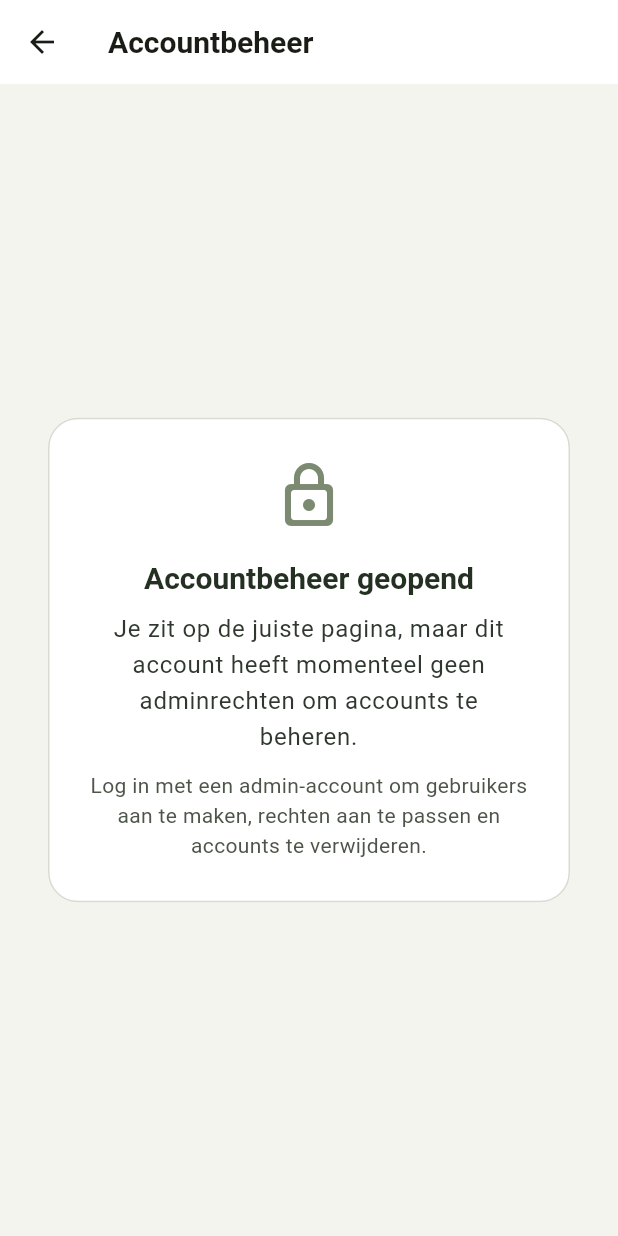
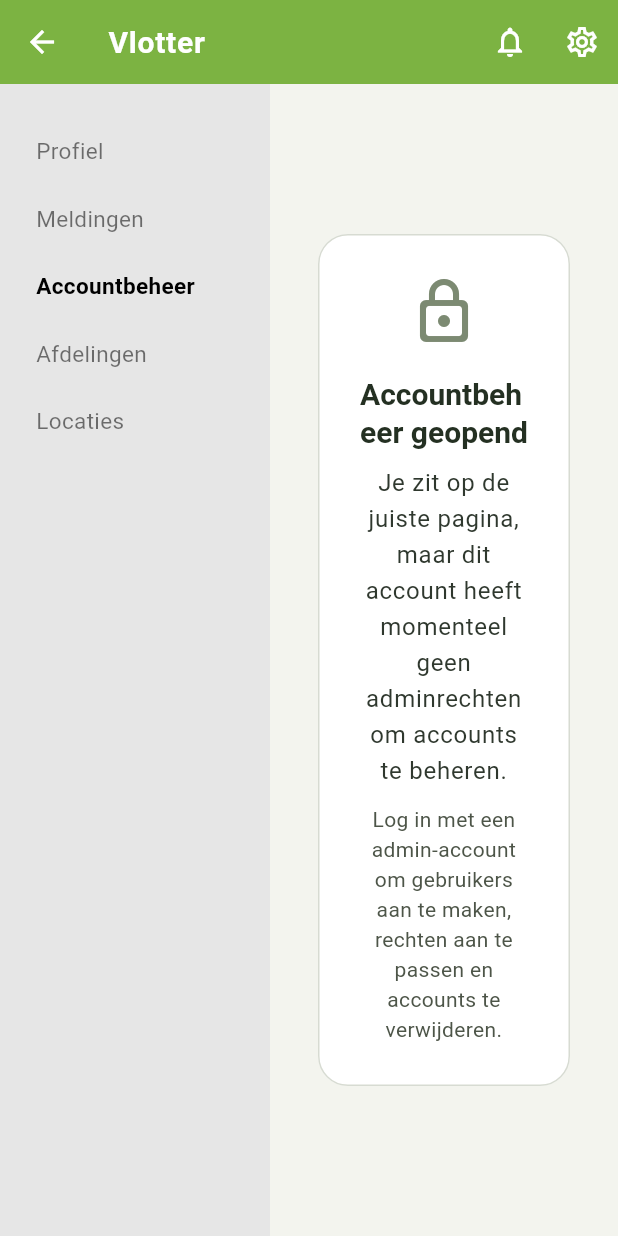
Before and after one commit to CidKagenoue/QA-Dashboard, a Flutter app: the AccountManagementPage screen opened by its route, on a phone screen of 412 x 824 dp. Run offline on Flutter 3.47's test engine with Material 3 defaults, Android fonts, the phone set to English and light mode, and no system bars; our stand-ins replace shared_preferences; accounts and stored records are empty.

Commit message:
Add settings sidebar to account management

```diff
--- a/lib/screens/account_management_page.dart
+++ b/lib/screens/account_management_page.dart
@@ -1,15 +1,133 @@
 import 'package:flutter/material.dart';
 
 import 'account_management_screen.dart';
+import 'departments_screen.dart';
+import 'locations_screen.dart';
+import 'profile_screen.dart';
 
 class AccountManagementPage extends StatelessWidget {
   const AccountManagementPage({super.key});
 
+  static const _green = Color(0xFF7CB342);
+
+  Route _buildSmoothRoute(Widget page) {
+    return PageRouteBuilder(
+      transitionDuration: const Duration(milliseconds: 280),
+      reverseTransitionDuration: const Duration(milliseconds: 220),
+      pageBuilder: (_, animation, secondaryAnimation) => page,
+      transitionsBuilder: (_, animation, secondaryAnimation, child) {
+        final curved = CurvedAnimation(
+          parent: animation,
+          curve: Curves.easeOutCubic,
+          reverseCurve: Curves.easeInCubic,
+        );
+        return FadeTransition(
+          opacity: curved,
+          child: SlideTransition(
+            position: Tween<Offset>(
+              begin: const Offset(-0.04, 0),
+              end: Offset.zero,
+            ).animate(curved),
+            child: child,
+          ),
+        );
+      },
+    );
+  }
+
   @override
   Widget build(BuildContext context) {
     return Scaffold(
-      appBar: AppBar(title: const Text('Accountbeheer')),
-      body: const AccountManagementScreen(),
+      appBar: AppBar(
+        backgroundColor: _green,
+        foregroundColor: Colors.white,
+        title: const Text(
+          'Vlotter',
+          style: TextStyle(
+            color: Colors.white,
+            fontWeight: FontWeight.bold,
+            letterSpacing: 0.5,
+          ),
+        ),
+        actions: [
+          IconButton(
+            icon: const Icon(Icons.notifications_outlined),
+            onPressed: () {},
+          ),
+          IconButton(
+            icon: const Icon(Icons.settings_outlined),
+            onPressed: () {},
+          ),
+        ],
+      ),
+      body: SafeArea(
+        child: Row(
+          children: [
+            Container(
+              width: 180,
+              color: const Color(0xFFE6E6E6),
+              padding: const EdgeInsets.symmetric(horizontal: 24, vertical: 32),
+              child: Column(
+                crossAxisAlignment: CrossAxisAlignment.start,
+                children: [
+                  _SidebarItem(
+                    'Profiel',
+                    onTap: () => Navigator.of(
+                      context,
+                    ).pushReplacement(_buildSmoothRoute(const AccountScreen())),
+                  ),
+                  const SizedBox(height: 20),
+                  const _SidebarItem('Meldingen'),
+                  const SizedBox(height: 20),
+                  const _SidebarItem('Accountbeheer', selected: true),
+                  const SizedBox(height: 20),
+                  _SidebarItem(
+                    'Afdelingen',
+                    onTap: () => Navigator.of(context).pushReplacement(
+                      _buildSmoothRoute(const DepartmentsScreen()),
+                    ),
+                  ),
+                  const SizedBox(height: 20),
+                  _SidebarItem(
+                    'Locaties',
+                    onTap: () => Navigator.of(context).pushReplacement(
+                      _buildSmoothRoute(const LocationsScreen()),
+                    ),
+                  ),
+                ],
+              ),
+            ),
+            const Expanded(child: AccountManagementScreen()),
+          ],
+        ),
+      ),
     );
   }
 }
+
+class _SidebarItem extends StatelessWidget {
+  final String title;
+  final bool selected;
+  final VoidCallback? onTap;
+
+  const _SidebarItem(this.title, {this.selected = false, this.onTap});
+
+  @override
+  Widget build(BuildContext context) {
+    return InkWell(
+      onTap: onTap,
+      borderRadius: BorderRadius.circular(4),
+      child: Padding(
+        padding: const EdgeInsets.symmetric(vertical: 2),
+        child: Text(
+          title,
+          style: TextStyle(
+            fontSize: 15,
+            color: selected ? Colors.black : Colors.black54,
+            fontWeight: selected ? FontWeight.bold : FontWeight.normal,
+          ),
+        ),
+      ),
+    );
+  }
+}
```
